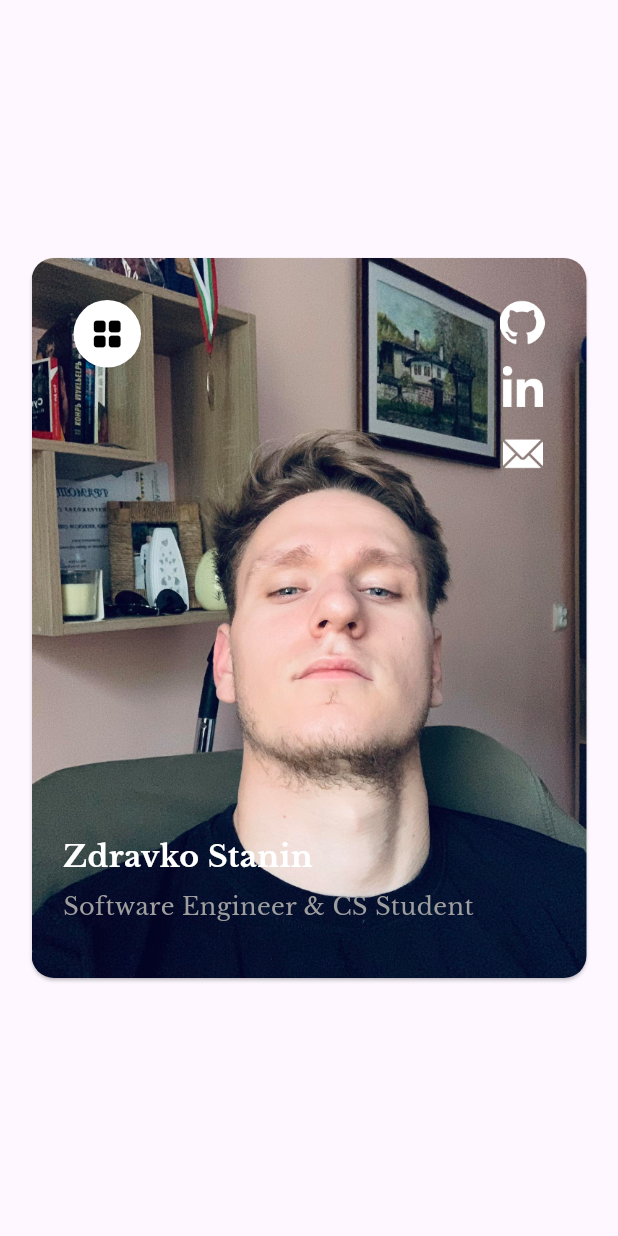
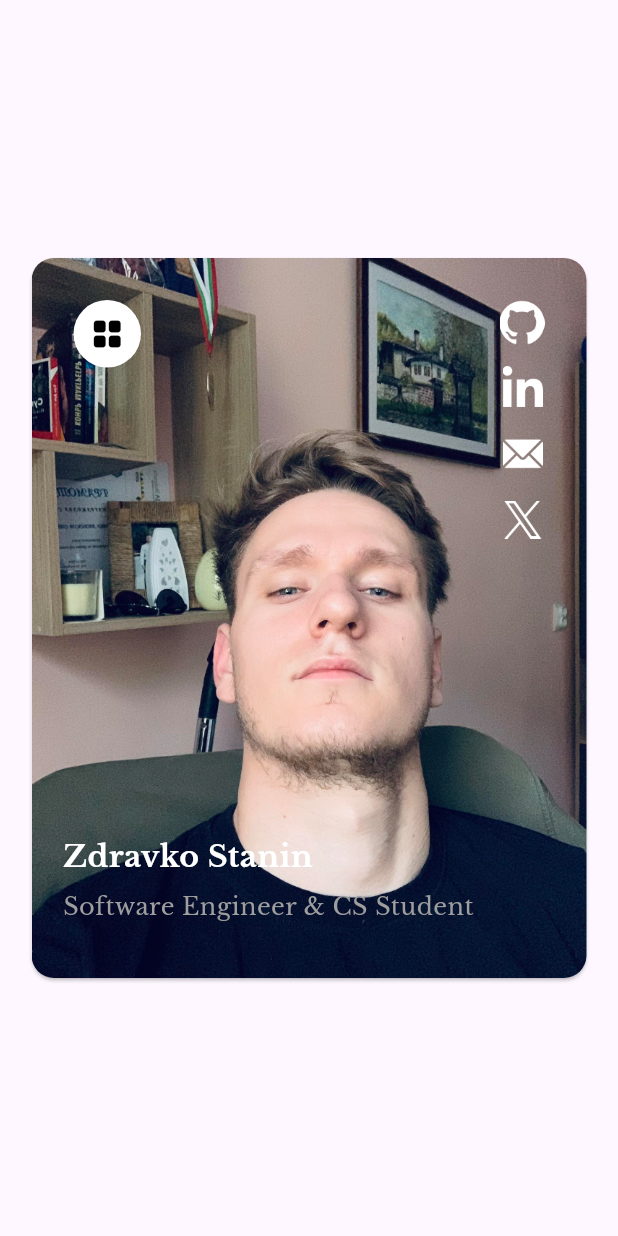
Before and after one commit to zdravkostanin1/personal_website, a Flutter app: the screen it shows after launch, on a phone screen of 412 x 824 dp. Run offline on Flutter 3.47's test engine with Material 3 defaults, Android fonts, the phone set to English and light mode, and no system bars; our stand-ins replace google_fonts.

Commit message:
More work done on the links to socials and email button.

```diff
--- a/lib/src/app.dart
+++ b/lib/src/app.dart
@@ -10,6 +10,13 @@ class CardView extends StatefulWidget {
 }
 
 class _CardViewState extends State<CardView> {
+  void _openUrl(String urlString) async {
+    final Uri url = Uri.parse(urlString);
+    if (!await launchUrl(url)) {
+      throw Exception('Could not launch $url');
+    }
+  }
+
   @override
   Widget build(BuildContext context) {
     return Scaffold(
@@ -59,8 +66,7 @@ class _CardViewState extends State<CardView> {
               top: 16,
               left: 300,
               child: GestureDetector(
-                // TODO: Implement
-                onTap: () {},
+                onTap: () => _openUrl('https://github.com/zdravkostanin1'),
                 child: Padding(
                   padding: const EdgeInsets.all(16.0),
                   child: Container(
@@ -86,7 +92,8 @@ class _CardViewState extends State<CardView> {
               left: 302,
               child: GestureDetector(
                 // TODO: Implement
-                onTap: () {},
+                onTap: () =>
+                    _openUrl('https://www.linkedin.com/in/zdravko-stanin/'),
                 child: Padding(
                   padding: const EdgeInsets.all(16.0),
                   child: Container(
@@ -108,11 +115,36 @@ class _CardViewState extends State<CardView> {
               ),
             ),
             Positioned(
+              top: 150,
+              left: 302,
+              child: GestureDetector(
+                onTap: () => _openUrl('https://x.com/StaninZdravko'),
+                child: Padding(
+                  padding: const EdgeInsets.all(16.0),
+                  child: Container(
+                    width: 27,
+                    height: 25,
+                    decoration: const BoxDecoration(
+                      color: Colors.transparent,
+                      shape: BoxShape.circle,
+                    ),
+                    child: Center(
+                      child: Image.asset(
+                        'assets/images/x_logo.png',
+                        color: Colors.white,
+                        fit: BoxFit.contain,
+                      ),
+                    ),
+                  ),
+                ),
+              ),
+            ),
+            Positioned(
               top: 105,
               left: 302,
               child: GestureDetector(
                 // TODO: Implement
-                onTap: () {},
+                onTap: () => _openUrl('mailto:zdravko.stanin@gmail.com'),
                 child: Padding(
                   padding: const EdgeInsets.all(16.0),
                   child: Container(
```
